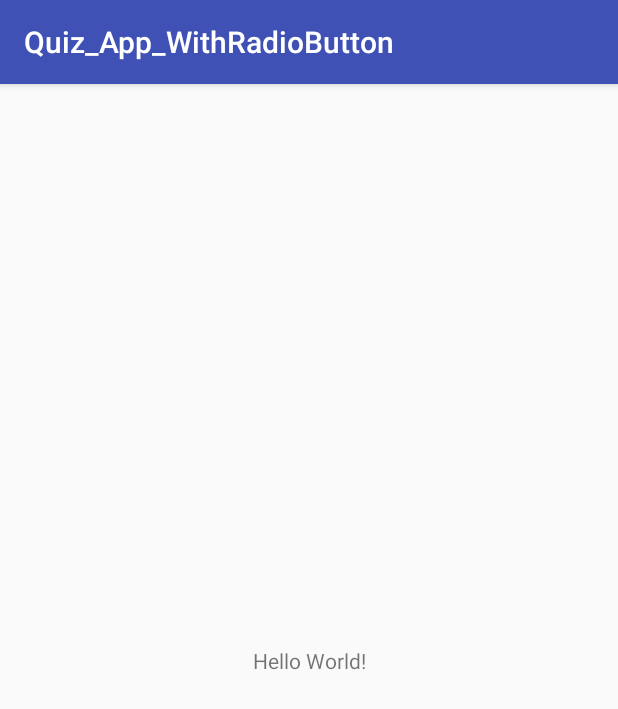
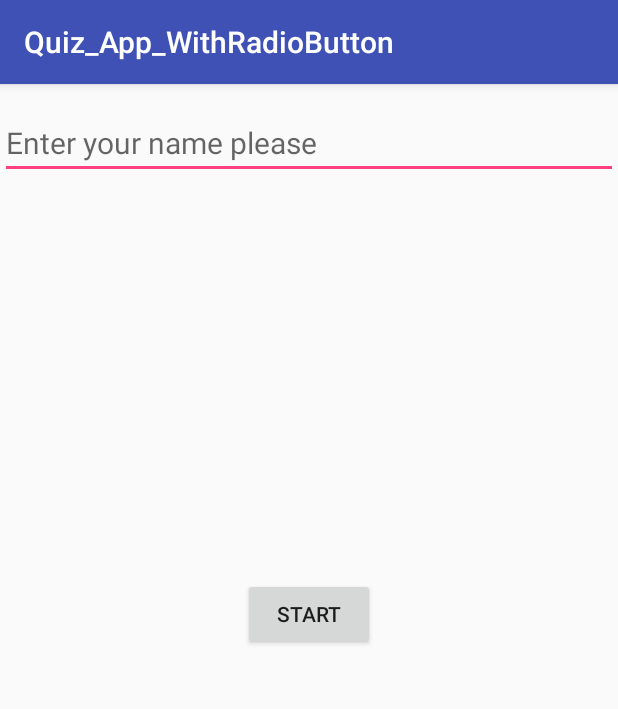
Before and after one commit to DevAspirant/Quiz_App_WithRadioButton, an Android app: the screen it shows after launch (MainActivity), on a phone screen of 412 x 824 dp. Shown: the top 709 px of the screen. Run offline under Robolectric (Android 15) with nearby library versions, the phone set to English and light mode, and no system bars.

Commit message:
Adding the widget and declare the first variables

```diff
--- a/app/src/main/java/com/example/ammarfalmban/quiz_app_withradiobutton/MainActivity.java
+++ b/app/src/main/java/com/example/ammarfalmban/quiz_app_withradiobutton/MainActivity.java
@@ -2,12 +2,56 @@ package com.example.ammarfalmban.quiz_app_withradiobutton;
 
 import android.support.v7.app.AppCompatActivity;
 import android.os.Bundle;
+import android.widget.Button;
+import android.widget.EditText;
+import android.widget.RadioButton;
+import android.widget.RadioGroup;
+import android.widget.TextView;
+import android.view.View;
+
 
 public class MainActivity extends AppCompatActivity {
+
+
+    // this is the global varaible
+    int q, s;
+    // define the
+    private EditText ed1;
+    private TextView tv1, tv2, tv3;
+    private RadioButton a, b, c, d;
+    private Button bt;
+    private RadioGroup rg;
 
     @Override
     protected void onCreate(Bundle savedInstanceState) {
         super.onCreate(savedInstanceState);
         setContentView(R.layout.activity_main);
+
+        ed1 = findViewById(R.id.name);
+
+        tv1 = findViewById(R.id.ques);
+        tv2 = findViewById(R.id.response);
+        tv3 = findViewById(R.id.score);
+
+        rg = findViewById(R.id.optionGroup);
+        a = findViewById(R.id.option1);
+        b = findViewById(R.id.option2);
+        c = findViewById(R.id.option3);
+        d = findViewById(R.id.option4);
+
+        bt = findViewById(R.id.next);
+
+        q = 0;
+        s = 0;
+    }
+
+    public void quiz(View v) {
+
+        switch (q) {
+            case 0: {
+                rg.setVisibility(View.VISIBLE);
+            }
+        }
+
     }
 }
--- a/app/src/main/res/layout/activity_main.xml
+++ b/app/src/main/res/layout/activity_main.xml
@@ -1,18 +1,108 @@
 <?xml version="1.0" encoding="utf-8"?>
-<android.support.constraint.ConstraintLayout xmlns:android="http://schemas.android.com/apk/res/android"
+<RelativeLayout xmlns:android="http://schemas.android.com/apk/res/android"
     xmlns:app="http://schemas.android.com/apk/res-auto"
     xmlns:tools="http://schemas.android.com/tools"
     android:layout_width="match_parent"
     android:layout_height="match_parent"
     tools:context="com.example.ammarfalmban.quiz_app_withradiobutton.MainActivity">
 
+
+    <EditText
+        android:id="@+id/name"
+        android:layout_width="match_parent"
+        android:layout_height="wrap_content"
+        android:layout_alignParentLeft="true"
+        android:layout_alignParentStart="true"
+        android:layout_alignParentTop="true"
+        android:layout_marginTop="15dp"
+        android:ems="10"
+        android:hint="@string/enter_your_name_please"
+        android:inputType="textPersonName"
+        android:textSize="20sp" />
+
     <TextView
+        android:id="@+id/ques"
+        android:layout_width="match_parent"
+        android:layout_height="wrap_content"
+        android:layout_alignLeft="@+id/name"
+        android:layout_alignStart="@+id/name"
+        android:layout_below="@+id/name"
+        android:layout_marginTop="21dp"
+        android:text=""
+        android:textSize="20sp"
+        android:textStyle="bold" />
+
+    <RadioGroup
+        android:id="@+id/optionGroup"
+        android:layout_width="match_parent"
+        android:layout_height="wrap_content"
+        android:layout_alignParentLeft="true"
+        android:layout_alignParentStart="true"
+        android:layout_below="@+id/ques"
+        android:layout_marginTop="12dp"
+        android:visibility="invisible">
+
+        <RadioButton
+            android:id="@+id/option1"
+            android:layout_width="wrap_content"
+            android:layout_height="wrap_content"
+            android:layout_marginLeft="50dp"
+            android:layout_marginStart="50dp"
+            android:text="@string/option_1" />
+
+        <RadioButton
+            android:id="@+id/option2"
+            android:layout_width="wrap_content"
+            android:layout_height="wrap_content"
+            android:layout_marginLeft="200dp"
+            android:layout_marginStart="200dp"
+            android:text="@string/option_2" />
+
+        <RadioButton
+            android:id="@+id/option3"
+            android:layout_width="wrap_content"
+            android:layout_height="wrap_content"
+            android:layout_marginLeft="50dp"
+            android:layout_marginStart="50dp"
+            android:text="@string/option_3" />
+
+        <RadioButton
+            android:id="@+id/option4"
+            android:layout_width="wrap_content"
+            android:layout_height="wrap_content"
+            android:layout_marginLeft="200dp"
+            android:layout_marginStart="200dp"
+            android:text="@string/option_4" />
+    </RadioGroup>
+
+    <TextView
+        android:id="@+id/response"
+        android:layout_width="match_parent"
+        android:layout_height="wrap_content"
+        android:layout_alignParentLeft="true"
+        android:layout_alignParentStart="true"
+        android:layout_below="@+id/optionGroup"
+        android:layout_marginTop="20dp"
+        android:textSize="20sp" />
+
+    <Button
+        android:id="@+id/next"
         android:layout_width="wrap_content"
         android:layout_height="wrap_content"
-        android:text="Hello World!"
-        app:layout_constraintBottom_toBottomOf="parent"
-        app:layout_constraintLeft_toLeftOf="parent"
-        app:layout_constraintRight_toRightOf="parent"
-        app:layout_constraintTop_toTopOf="parent" />
+        android:layout_below="@+id/response"
+        android:layout_centerHorizontal="true"
+        android:layout_marginTop="30dp"
+        android:onClick="quiz"
+        android:text="@string/start" />
 
-</android.support.constraint.ConstraintLayout>
+    <TextView
+        android:id="@+id/score"
+        android:layout_width="match_parent"
+        android:layout_height="wrap_content"
+        android:layout_alignParentLeft="true"
+        android:layout_alignParentStart="true"
+        android:layout_below="@+id/next"
+        android:layout_marginTop="33dp"
+        android:textSize="20sp"
+        android:textStyle="bold" />
+</RelativeLayout>
--- a/app/src/main/res/values/strings.xml
+++ b/app/src/main/res/values/strings.xml
@@ -1,3 +1,9 @@
 <resources>
     <string name="app_name">Quiz_App_WithRadioButton</string>
+    <string name="start">Start</string>
+    <string name="enter_your_name_please">Enter your name please</string>
+    <string name="option_1">option 1</string>
+    <string name="option_2">option 2</string>
+    <string name="option_3">option 3</string>
+    <string name="option_4">option 4</string>
 </resources>
```
